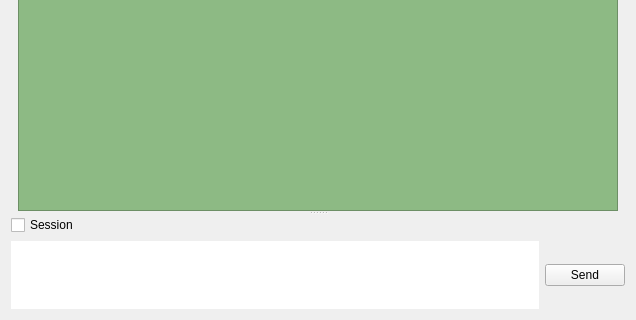
First picture: the form in ChatWidget.ui, repository asianirish/AI-Ronaut, before the edit; both pictures show x 0 to 636 and y 237 to 557 of the 636 by 557 pixel window.
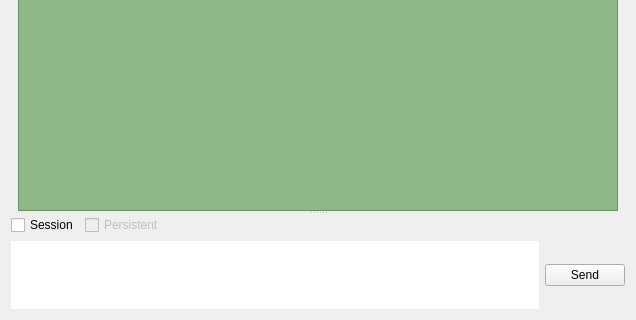
Second picture: the form after the edit.

Commit message: add isSessionPersistentBox to ChatWidget

What changed in the file:
```diff
--- a/ChatWidget.ui
+++ b/ChatWidget.ui
@@ -53,11 +53,61 @@
        </sizepolicy>
       </property>
       <layout class="QGridLayout" name="gridLayout_3">
-       <item row="1" column="1">
-        <widget class="QPushButton" name="sendButton">
-         <property name="text">
-          <string>Send</string>
+       <item row="0" column="0">
+        <widget class="QFrame" name="frame">
+         <property name="frameShape">
+          <enum>QFrame::NoFrame</enum>
          </property>
+         <property name="frameShadow">
+          <enum>QFrame::Raised</enum>
+         </property>
+         <property name="lineWidth">
+          <number>0</number>
+         </property>
+         <layout class="QGridLayout" name="gridLayout_4">
+          <property name="leftMargin">
+           <number>0</number>
+          </property>
+          <property name="topMargin">
+           <number>0</number>
+          </property>
+          <property name="rightMargin">
+           <number>0</number>
+          </property>
+          <property name="bottomMargin">
+           <number>0</number>
+          </property>
+          <item row="0" column="1">
+           <widget class="QCheckBox" name="isSessionPersistentBox">
+            <property name="enabled">
+             <bool>false</bool>
+            </property>
+            <property name="text">
+             <string>Persistent</string>
+            </property>
+           </widget>
+          </item>
+          <item row="0" column="0">
+           <widget class="QCheckBox" name="isSessionBox">
+            <property name="text">
+             <string>Session</string>
+            </property>
+           </widget>
+          </item>
+          <item row="0" column="2">
+           <spacer name="horizontalSpacer">
+            <property name="orientation">
+             <enum>Qt::Horizontal</enum>
+            </property>
+            <property name="sizeHint" stdset="0">
+             <size>
+              <width>40</width>
+              <height>20</height>
+             </size>
+            </property>
+           </spacer>
+          </item>
+         </layout>
         </widget>
        </item>
        <item row="1" column="0">
@@ -67,10 +117,10 @@
          </property>
         </widget>
        </item>
-       <item row="0" column="0">
-        <widget class="QCheckBox" name="isSessionBox">
+       <item row="1" column="1">
+        <widget class="QPushButton" name="sendButton">
          <property name="text">
-          <string>Session</string>
+          <string>Send</string>
          </property>
         </widget>
        </item>
```
